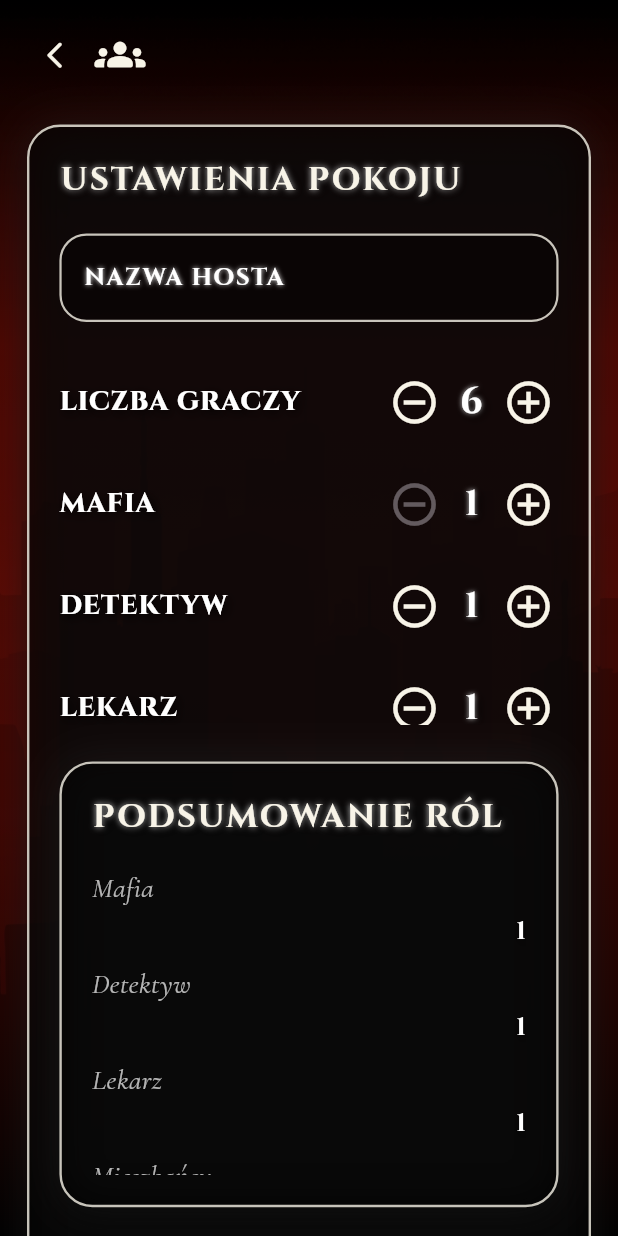
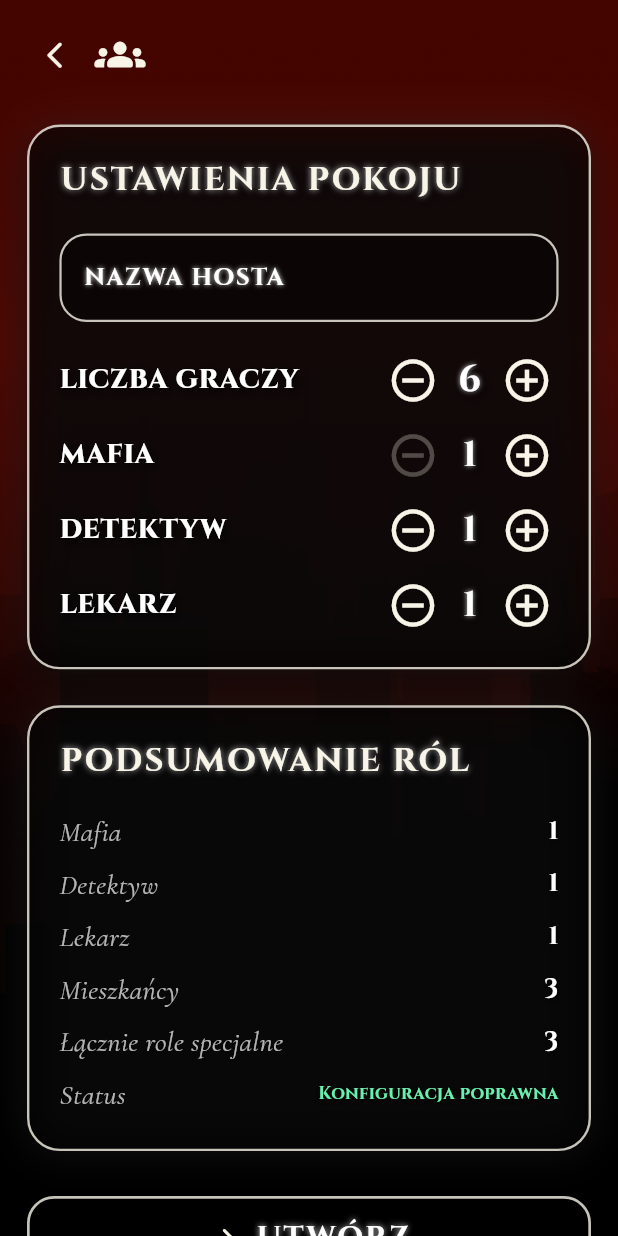
Before and after one commit to Bysky6711/6711, a Flutter app: the HostGameScreen screen opened directly, on a phone screen of 412 x 824 dp. Run offline on Flutter 3.47's test engine with Material 3 defaults, Android fonts, the phone set to English and light mode, and no system bars; our stand-ins replace google_fonts.

Commit message:
Odswiezenie ui2

```diff
--- a/lib/main.dart
+++ b/lib/main.dart
@@ -20,8 +20,6 @@ class Responsive {
   static double height(BuildContext context) =>
       MediaQuery.sizeOf(context).height;
 
-  static bool isVerySmall(BuildContext context) => width(context) < 350;
-
   static bool isSmall(BuildContext context) => width(context) < 390;
 
   static double clamp(double value, double min, double max) {
@@ -47,11 +45,6 @@ class Responsive {
   static double mainTitleSize(BuildContext context) {
     final w = width(context);
     return clamp(w * 0.23, 62, 112);
-  }
-
-  static double screenTitleSize(BuildContext context) {
-    final w = width(context);
-    return clamp(w * 0.15, 34, 58);
   }
 
   static double buttonWidth(BuildContext context) {
@@ -137,13 +130,10 @@ class MainMenuScreen extends StatelessWidget {
                           SizedBox(
                             height: Responsive.height(context) * 0.24,
                           ),
-
                           NeonMafiaTitle(
                             fontSize: Responsive.mainTitleSize(context),
                           ),
-
                           const SizedBox(height: 12),
-
                           Text(
                             'Work in progress',
                             textAlign: TextAlign.center,
@@ -166,11 +156,9 @@ class MainMenuScreen extends StatelessWidget {
                               ],
                             ),
                           ),
-
                           SizedBox(
                             height: Responsive.isSmall(context) ? 48 : 64,
                           ),
-
                           MafiaButton(
                             text: 'Hostuj',
                             icon: Icons.groups_rounded,
@@ -183,9 +171,7 @@ class MainMenuScreen extends StatelessWidget {
                               );
                             },
                           ),
-
                           const SizedBox(height: 16),
-
                           MafiaButton(
                             text: 'Dołącz do gry',
                             icon: Icons.login_rounded,
@@ -198,7 +184,6 @@ class MainMenuScreen extends StatelessWidget {
                               );
                             },
                           ),
-
                           SizedBox(
                             height: Responsive.height(context) * 0.14,
                           ),
@@ -403,11 +388,9 @@ class _HostGameScreenState extends State<HostGameScreen> {
                             showIcon: true,
                             largeIcon: true,
                           ),
-
                           SizedBox(
                             height: Responsive.isSmall(context) ? 20 : 28,
                           ),
-
                           MafiaPanel(
                             child: Column(
                               crossAxisAlignment: CrossAxisAlignment.start,
@@ -417,18 +400,14 @@ class _HostGameScreenState extends State<HostGameScreen> {
                                   icon: Icons.tune_rounded,
                                   showIcon: false,
                                 ),
-
                                 const SizedBox(height: 20),
-
                                 MafiaTextField(
                                   controller: hostNameController,
                                   label: 'Nazwa hosta',
                                   hint: 'np. Wiktor',
                                   mutedText: false,
                                 ),
-
-                                const SizedBox(height: 24),
-
+                                const SizedBox(height: 18),
                                 ConstrainedBox(
                                   constraints: const BoxConstraints(
                                     maxHeight: 245,
@@ -438,7 +417,8 @@ class _HostGameScreenState extends State<HostGameScreen> {
                                     padding: EdgeInsets.zero,
                                     physics: const ClampingScrollPhysics(),
                                     itemCount: roleSettings.length,
-    separatorBuilder: (_, __) => const SizedBox(height: 8),
+                                    separatorBuilder: (_, _) =>
+                                        const SizedBox(height: 8),
                                     itemBuilder: (context, index) {
                                       final role = roleSettings[index];
 
@@ -452,11 +432,12 @@ class _HostGameScreenState extends State<HostGameScreen> {
                                     },
                                   ),
                                 ),
-
+                              ],
+                            ),
+                          ),
                           SizedBox(
                             height: Responsive.isSmall(context) ? 18 : 24,
                           ),
-
                           MafiaPanel(
                             child: Column(
                               crossAxisAlignment: CrossAxisAlignment.start,
@@ -466,9 +447,7 @@ class _HostGameScreenState extends State<HostGameScreen> {
                                   icon: Icons.analytics_outlined,
                                   showIcon: false,
                                 ),
-
                                 const SizedBox(height: 18),
-
                                 ConstrainedBox(
                                   constraints: const BoxConstraints(
                                     maxHeight: 205,
@@ -488,11 +467,9 @@ class _HostGameScreenState extends State<HostGameScreen> {
                               ],
                             ),
                           ),
-
                           SizedBox(
                             height: Responsive.isSmall(context) ? 22 : 30,
                           ),
-
                           MafiaButton(
                             text: 'Utwórz',
                             icon: Icons.arrow_forward_rounded,
@@ -613,11 +590,9 @@ class _JoinGameScreenState extends State<JoinGameScreen> {
                             showIcon: true,
                             largeIcon: true,
                           ),
-
                           SizedBox(
                             height: Responsive.isSmall(context) ? 34 : 52,
                           ),
-
                           Text(
                             'Wejdź do miasta',
                             textAlign: TextAlign.center,
@@ -640,9 +615,7 @@ class _JoinGameScreenState extends State<JoinGameScreen> {
                               ],
                             ),
                           ),
-
                           const SizedBox(height: 10),
-
                           Text(
                             'Dołącz do pokoju gry',
                             textAlign: TextAlign.center,
@@ -653,11 +626,9 @@ class _JoinGameScreenState extends State<JoinGameScreen> {
                               letterSpacing: 0.8,
                             ),
                           ),
-
                           SizedBox(
                             height: Responsive.isSmall(context) ? 34 : 48,
                           ),
-
                           MafiaPanel(
                             child: Column(
                               crossAxisAlignment: CrossAxisAlignment.start,
@@ -667,18 +638,14 @@ class _JoinGameScreenState extends State<JoinGameScreen> {
                                   icon: Icons.person_outline_rounded,
                                   showIcon: false,
                                 ),
-
                                 const SizedBox(height: 22),
-
                                 MafiaTextField(
                                   controller: playerNameController,
                                   label: 'Nazwa gracza',
                                   hint: 'np. Wiktor',
                                   mutedText: true,
                                 ),
-
                                 const SizedBox(height: 18),
-
                                 MafiaTextField(
                                   controller: roomCodeController,
                                   label: 'Kod pokoju',
@@ -687,7 +654,6 @@ class _JoinGameScreenState extends State<JoinGameScreen> {
                                       TextCapitalization.characters,
                                   mutedText: true,
                                 ),
-
                                 if (errorMessage != null) ...[
                                   const SizedBox(height: 16),
                                   Text(
@@ -699,20 +665,16 @@ class _JoinGameScreenState extends State<JoinGameScreen> {
                                     ),
                                   ),
                                 ],
-
                                 const SizedBox(height: 20),
-
                                 const HelpHint(
                                   text: 'Kod pokoju otrzymasz od hosta.',
                                 ),
                               ],
                             ),
                           ),
-
                           SizedBox(
                             height: Responsive.isSmall(context) ? 28 : 40,
                           ),
-
                           MafiaButton(
                             text: 'Dołącz',
                             icon: Icons.arrow_forward_rounded,
@@ -807,11 +769,9 @@ class LobbyScreen extends StatelessWidget {
                             showTitle: true,
                             showIcon: false,
                           ),
-
                           SizedBox(
                             height: Responsive.isSmall(context) ? 18 : 28,
                           ),
-
                           MafiaPanel(
                             child: Column(
                               children: [
@@ -820,9 +780,7 @@ class LobbyScreen extends StatelessWidget {
                                   icon: Icons.key_rounded,
                                   showIcon: false,
                                 ),
-
                                 const SizedBox(height: 14),
-
                                 SelectableText(
                                   roomCode,
                                   textAlign: TextAlign.center,
@@ -845,9 +803,7 @@ class LobbyScreen extends StatelessWidget {
                                     ],
                                   ),
                                 ),
-
                                 const SizedBox(height: 10),
-
                                 Text(
                                   isHost
                                       ? 'Przekaż ten kod graczom.'
@@ -863,11 +819,9 @@ class LobbyScreen extends StatelessWidget {
                               ],
                             ),
                           ),
-
                           SizedBox(
                             height: Responsive.isSmall(context) ? 18 : 24,
                           ),
-
                           MafiaPanel(
                             child: Column(
                               crossAxisAlignment: CrossAxisAlignment.start,
@@ -893,9 +847,7 @@ class LobbyScreen extends StatelessWidget {
                                     ),
                                   ],
                                 ),
-
                                 const SizedBox(height: 16),
-
                                 ...players.map<Widget>((player) {
                                   final name = player['name'] as String;
                                   final playerIsHost =
@@ -906,7 +858,6 @@ class LobbyScreen extends StatelessWidget {
                                     isHost: playerIsHost,
                                   );
                                 }),
-
                                 if (players.length < maxPlayers)
                                   EmptyPlayerSlot(
                                     slotNumber: players.length + 1,
@@ -914,11 +865,9 @@ class LobbyScreen extends StatelessWidget {
                               ],
                             ),
                           ),
-
                           SizedBox(
                             height: Responsive.isSmall(context) ? 18 : 24,
                           ),
-
                           MafiaPanel(
                             child: Column(
                               crossAxisAlignment: CrossAxisAlignment.start,
@@ -928,9 +877,7 @@ class LobbyScreen extends StatelessWidget {
                                   icon: Icons.analytics_outlined,
                                   showIcon: false,
                                 ),
-
                                 const SizedBox(height: 18),
-
                                 ConstrainedBox(
                                   constraints: const BoxConstraints(
                                     maxHeight: 190,
@@ -961,11 +908,9 @@ class LobbyScreen extends StatelessWidget {
                               ],
                             ),
                           ),
-
                           SizedBox(
                             height: Responsive.isSmall(context) ? 26 : 36,
                           ),
-
                           if (isHost)
                             MafiaButton(
                               text: 'Start gry',
@@ -1024,7 +969,6 @@ class MafiaBackground extends StatelessWidget {
   Widget build(BuildContext context) {
     return Stack(
       children: [
-        // Tło zakotwiczone od dołu — budynki zostają przy dolnej krawędzi.
         Positioned.fill(
           child: Image.asset(
             backgroundPath,
@@ -1032,11 +976,6 @@ class MafiaBackground extends StatelessWidget {
             alignment: Alignment.bottomCenter,
           ),
         ),
-
-        // Gradient idzie od dołu ku górze:
-        // dół ciemniejszy dla czytelności UI,
-        // środek czerwony,
-        // góra bardziej przyciemniona.
         Positioned.fill(
           child: Container(
             decoration: BoxDecoration(
@@ -1044,14 +983,14 @@ class MafiaBackground extends StatelessWidget {
                 begin: Alignment.bottomCenter,
                 end: Alignment.topCenter,
                 colors: [
-                  Colors.black.withValues(alpha: 0.88),
-                  AppColors.deepRed.withValues(alpha: 0.62),
-                  AppColors.deepRed.withValues(alpha: 0.84),
-                  Colors.black.withValues(alpha: 0.42),
+                  Colors.black.withValues(alpha: 0.96),
+                  Colors.black.withValues(alpha: 0.78),
+                  AppColors.deepRed.withValues(alpha: 0.78),
+                  AppColors.deepRed.withValues(alpha: 0.92),
                 ],
                 stops: const [
                   0.00,
-                  0.34,
+                  0.36,
                   0.72,
                   1.00,
                 ],
@@ -1059,7 +998,6 @@ class MafiaBackground extends StatelessWidget {
             ),
           ),
         ),
-
         Positioned.fill(
           child: child,
         ),
@@ -1104,18 +1042,14 @@ class ScreenHeader extends StatelessWidget {
             ),
           ),
         ),
-
         const SizedBox(width: 8),
-
         if (showIcon)
           Icon(
             icon,
             color: AppColors.neonWhite,
             size: iconSize,
           ),
-
         if (showIcon && showTitle) const SizedBox(width: 10),
-
         if (showTitle)
           Expanded(
             child: Text(
@@ -1375,19 +1309,23 @@ class CounterSetting extends StatelessWidget {
 
   @override
   Widget build(BuildContext context) {
-    return LayoutBuilder(
-      builder: (context, constraints) {
-        final compact = constraints.maxWidth < 330;
-
-        final titleWidget = Text(
+    final small = Responsive.isSmall(context);
+
+    return SizedBox(
+      minHeight: small ? 48 : 54,
+      child: Row(
+        crossAxisAlignment: CrossAxisAlignment.center,
+        children: [
+          Expanded(
+            child: Text(
               title.toUpperCase(),
-          maxLines: compact ? 2 : 1,
+              maxLines: 1,
               overflow: TextOverflow.ellipsis,
               style: GoogleFonts.cinzel(
-            fontSize: Responsive.isSmall(context) ? 16 : 18,
+                fontSize: small ? 15 : 18,
                 color: Colors.white,
                 fontWeight: FontWeight.w800,
-            letterSpacing: 0.5,
+                letterSpacing: 0.4,
                 shadows: const [
                   Shadow(
                     color: Colors.black,
@@ -1396,33 +1334,22 @@ class CounterSetting extends StatelessWidget {
                   ),
                 ],
               ),
-        );
-
-        final controls = Row(
-          mainAxisSize: MainAxisSize.min,
-          children: [
-            IconButton(
-              visualDensity: VisualDensity.compact,
-              constraints: const BoxConstraints(
-                minWidth: 38,
-                minHeight: 38,
-              ),
-              padding: EdgeInsets.zero,
-              onPressed: value > min ? () => onChanged(value - 1) : null,
-              icon: const Icon(Icons.remove_circle_outline),
-              iconSize: Responsive.isSmall(context) ? 30 : 34,
-              color: AppColors.neonWhite,
+            ),
+          ),
+          const SizedBox(width: 8),
+          _CounterIconButton(
+            icon: Icons.remove_circle_outline,
+            enabled: value > min,
+            onPressed: () => onChanged(value - 1),
           ),
           SizedBox(
-              width: 36,
-              child: FittedBox(
-                fit: BoxFit.scaleDown,
+            width: 34,
             child: Text(
               value.toString(),
               textAlign: TextAlign.center,
               style: GoogleFonts.cinzel(
                 color: Colors.white,
-                    fontSize: Responsive.isSmall(context) ? 22 : 24,
+                fontSize: small ? 20 : 24,
                 fontWeight: FontWeight.bold,
                 shadows: const [
                   Shadow(
@@ -1438,47 +1365,45 @@ class CounterSetting extends StatelessWidget {
               ),
             ),
           ),
-            ),
-            IconButton(
+          _CounterIconButton(
+            icon: Icons.add_circle_outline,
+            enabled: value < max,
+            onPressed: () => onChanged(value + 1),
+          ),
+        ],
+      ),
+    );
+  }
+}
+
+class _CounterIconButton extends StatelessWidget {
+  const _CounterIconButton({
+    required this.icon,
+    required this.enabled,
+    required this.onPressed,
+  });
+
+  final IconData icon;
+  final bool enabled;
+  final VoidCallback onPressed;
+
+  @override
+  Widget build(BuildContext context) {
+    final small = Responsive.isSmall(context);
+
+    return SizedBox(
+      width: small ? 38 : 42,
+      height: small ? 38 : 42,
+      child: IconButton(
         visualDensity: VisualDensity.compact,
-              constraints: const BoxConstraints(
-                minWidth: 38,
-                minHeight: 38,
-              ),
         padding: EdgeInsets.zero,
-              onPressed: value < max ? () => onChanged(value + 1) : null,
-              icon: const Icon(Icons.add_circle_outline),
-              iconSize: Responsive.isSmall(context) ? 30 : 34,
+        constraints: const BoxConstraints(),
+        onPressed: enabled ? onPressed : null,
+        icon: Icon(icon),
+        iconSize: small ? 30 : 34,
         color: AppColors.neonWhite,
-            ),
-          ],
-        );
-
-        return Padding(
-          padding: EdgeInsets.symmetric(
-            vertical: Responsive.isSmall(context) ? 8 : 10,
-          ),
-          child: compact
-              ? Column(
-                  crossAxisAlignment: CrossAxisAlignment.start,
-                  children: [
-                    titleWidget,
-                    const SizedBox(height: 6),
-                    Align(
-                      alignment: Alignment.centerRight,
-                      child: controls,
-                    ),
-                  ],
-                )
-              : Row(
-                  children: [
-                    Expanded(child: titleWidget),
-                    const SizedBox(width: 10),
-                    controls,
-                  ],
-                ),
-        );
-      },
+        disabledColor: AppColors.neonWhite.withValues(alpha: 0.28),
+      ),
     );
   }
 }
@@ -1719,23 +1644,21 @@ class LobbyPlayerTile extends StatelessWidget {
       ),
       child: Row(
         children: [
-
           SizedBox(
             width: 34,
             child: Center(
               child: isHost
                   ? const MafiaHatIcon(
-            size: 26,
+                      size: 24,
                       color: AppColors.neonWhite,
                     )
                   : const Icon(
                       Icons.person_outline,
                       color: AppColors.neonWhite,
-            size: 25,
-          ),
-  ),
-),
-
+                      size: 23,
+                    ),
+            ),
+          ),
           const SizedBox(width: 10),
           Expanded(
             child: Text(
@@ -1765,6 +1688,89 @@ const SizedBox(width: 10),
   }
 }
 
+class MafiaHatIcon extends StatelessWidget {
+  const MafiaHatIcon({
+    super.key,
+    this.size = 24,
+    this.color = AppColors.neonWhite,
+  });
+
+  final double size;
+  final Color color;
+
+  @override
+  Widget build(BuildContext context) {
+    return Transform.translate(
+      offset: const Offset(0.5, 0),
+      child: CustomPaint(
+        size: Size(size, size),
+        painter: MafiaHatPainter(color: color),
+      ),
+    );
+  }
+}
+
+class MafiaHatPainter extends CustomPainter {
+  const MafiaHatPainter({
+    required this.color,
+  });
+
+  final Color color;
+
+  @override
+  void paint(Canvas canvas, Size size) {
+    final strokePaint = Paint()
+      ..color = color
+      ..style = PaintingStyle.stroke
+      ..strokeWidth = size.width * 0.075
+      ..strokeCap = StrokeCap.round
+      ..strokeJoin = StrokeJoin.round;
+
+    final fillPaint = Paint()
+      ..color = Colors.transparent
+      ..style = PaintingStyle.fill;
+
+    final w = size.width;
+    final h = size.height;
+
+    final brim = Path()
+      ..moveTo(w * 0.16, h * 0.64)
+      ..quadraticBezierTo(w * 0.50, h * 0.76, w * 0.84, h * 0.64);
+
+    canvas.drawPath(brim, strokePaint);
+
+    final crown = RRect.fromRectAndRadius(
+      Rect.fromLTWH(
+        w * 0.30,
+        h * 0.28,
+        w * 0.40,
+        h * 0.34,
+      ),
+      Radius.circular(w * 0.08),
+    );
+
+    canvas.drawRRect(crown, fillPaint);
+    canvas.drawRRect(crown, strokePaint);
+
+    final topLine = Path()
+      ..moveTo(w * 0.34, h * 0.28)
+      ..quadraticBezierTo(w * 0.50, h * 0.18, w * 0.66, h * 0.28);
+
+    canvas.drawPath(topLine, strokePaint);
+
+    final band = Path()
+      ..moveTo(w * 0.32, h * 0.49)
+      ..lineTo(w * 0.68, h * 0.49);
+
+    canvas.drawPath(band, strokePaint);
+  }
+
+  @override
+  bool shouldRepaint(covariant MafiaHatPainter oldDelegate) {
+    return oldDelegate.color != color;
+  }
+}
+
 class EmptyPlayerSlot extends StatelessWidget {
   const EmptyPlayerSlot({
     super.key,
@@ -1790,11 +1796,17 @@ class EmptyPlayerSlot extends StatelessWidget {
       ),
       child: Row(
         children: [
-          Icon(
+          SizedBox(
+            width: 34,
+            child: Center(
+              child: Icon(
                 Icons.person_add_alt_outlined,
                 color: Colors.white.withValues(alpha: 0.45),
-          ),
-          const SizedBox(width: 12),
+                size: 23,
+              ),
+            ),
+          ),
+          const SizedBox(width: 10),
           Text(
             'Wolne miejsce $slotNumber',
             style: GoogleFonts.cormorantGaramond(
@@ -1809,86 +1821,3 @@ class EmptyPlayerSlot extends StatelessWidget {
     );
   }
 }
-class MafiaHatIcon extends StatelessWidget {
-  const MafiaHatIcon({
-    super.key,
-    this.size = 24,
-    this.color = AppColors.neonWhite,
-  });
-
-  final double size;
-  final Color color;
-
-  @override
-  Widget build(BuildContext context) {
-    return CustomPaint(
-      size: Size(size, size),
-      painter: MafiaHatPainter(color: color),
-    );
-  }
-}
-
-class MafiaHatPainter extends CustomPainter {
-  const MafiaHatPainter({
-    required this.color,
-  });
-
-  final Color color;
-
-  @override
-  void paint(Canvas canvas, Size size) {
-    final strokePaint = Paint()
-      ..color = color
-      ..style = PaintingStyle.stroke
-      ..strokeWidth = size.width * 0.075
-      ..strokeCap = StrokeCap.round
-      ..strokeJoin = StrokeJoin.round;
-
-    final fillPaint = Paint()
-      ..color = Colors.transparent
-      ..style = PaintingStyle.fill;
-
-    final w = size.width;
-    final h = size.height;
-
-    // Rondo kapelusza
-    final brim = Path()
-      ..moveTo(w * 0.16, h * 0.64)
-      ..quadraticBezierTo(w * 0.50, h * 0.76, w * 0.84, h * 0.64);
-
-    canvas.drawPath(brim, strokePaint);
-
-    // Górna część kapelusza
-    final crown = RRect.fromRectAndRadius(
-      Rect.fromLTWH(
-        w * 0.30,
-        h * 0.28,
-        w * 0.40,
-        h * 0.34,
-      ),
-      Radius.circular(w * 0.08),
-    );
-
-    canvas.drawRRect(crown, fillPaint);
-    canvas.drawRRect(crown, strokePaint);
-
-    // Górna linia kapelusza
-    final topLine = Path()
-      ..moveTo(w * 0.34, h * 0.28)
-      ..quadraticBezierTo(w * 0.50, h * 0.18, w * 0.66, h * 0.28);
-
-    canvas.drawPath(topLine, strokePaint);
-
-    // Pasek kapelusza
-    final band = Path()
-      ..moveTo(w * 0.32, h * 0.49)
-      ..lineTo(w * 0.68, h * 0.49);
-
-    canvas.drawPath(band, strokePaint);
-  }
-
-  @override
-  bool shouldRepaint(covariant MafiaHatPainter oldDelegate) {
-    return oldDelegate.color != color;
-  }
-}
```
Lines whose indentation alone changed are shown as unchanged.
